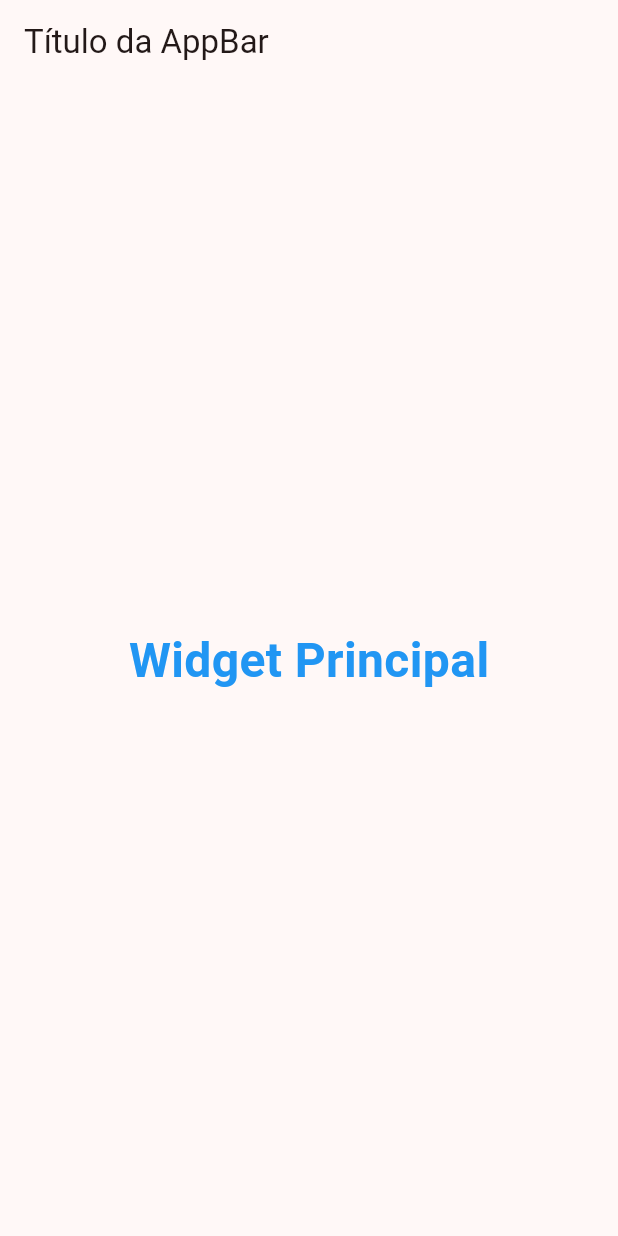
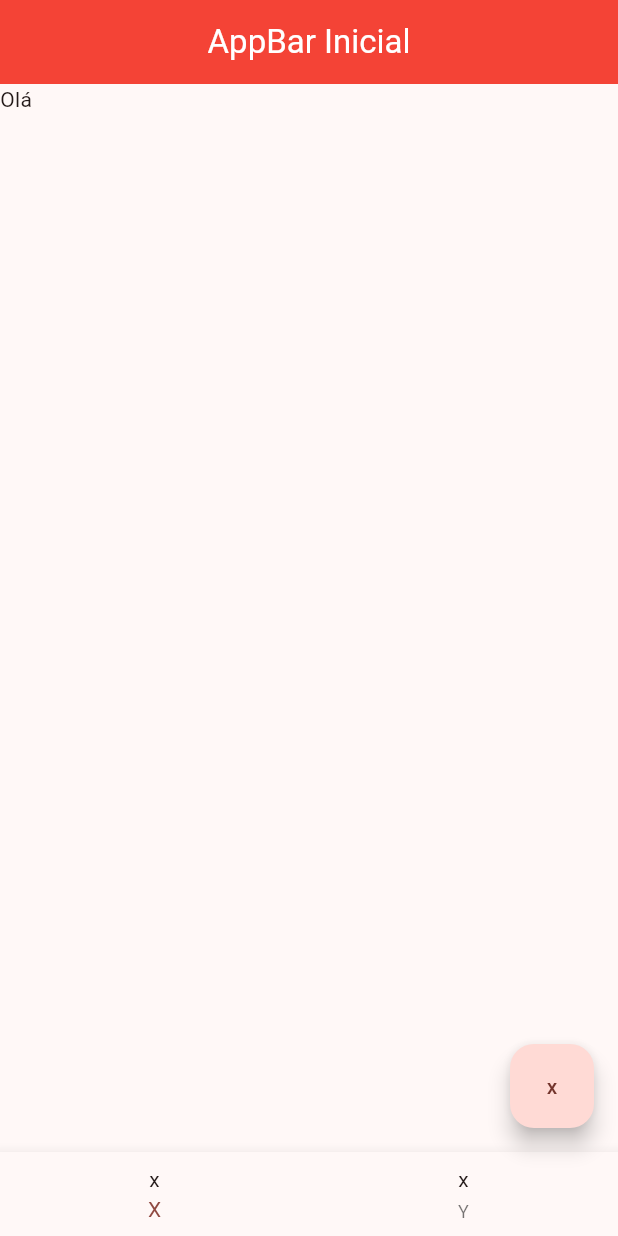
Before and after one commit to niltinfilho/flutter_intro_academia, a Flutter app: the screen it shows after launch, on a phone screen of 412 x 824 dp. Run offline on Flutter 3.47's test engine with Material 3 defaults, Android fonts, the phone set to English and light mode, and no system bars.

Commit message:
feat: entendendo scaffold

```diff
--- a/lib/main.dart
+++ b/lib/main.dart
@@ -1,5 +1,5 @@
 import 'package:flutter/material.dart';
-import 'package:flutter_intro_academia/hello_world/hello_world_screen.dart';
+import 'package:flutter_intro_academia/scaffold_example/scaffold_screen.dart';
 
 void main() {
   runApp(FlutterIntroApp());
@@ -15,7 +15,8 @@ class FlutterIntroApp extends StatelessWidget {
       theme: ThemeData(
         colorScheme: ColorScheme.fromSeed(seedColor: Colors.red),
       ),
-      home: HelloWorldScreen(),
+      // home: HelloWorldScreen(),
+      home: ScaffoldScreen(),
     );
   }
 }
--- /dev/null
+++ b/lib/scaffold_example/scaffold_screen.dart
@@ -0,0 +1,30 @@
+import 'package:flutter/material.dart';
+
+class ScaffoldScreen extends StatelessWidget {
+  const ScaffoldScreen({super.key});
+
+  @override
+  Widget build(BuildContext context) {
+    return Scaffold(
+      appBar: AppBar(
+        title: Text(
+          'AppBar Inicial',
+          style: TextStyle(color: Colors.white),
+        ),
+        centerTitle: true,
+        backgroundColor: Colors.red,
+      ),
+      floatingActionButton: FloatingActionButton(
+        onPressed: () {},
+        child: Text('x'),
+      ),
+      bottomNavigationBar: BottomNavigationBar(
+        items: [
+          BottomNavigationBarItem(icon: Text('x'), label: 'X'),
+          BottomNavigationBarItem(icon: Text('x'), label: 'Y'),
+        ],
+      ),
+      body: Text('Olá'),
+    );
+  }
+}
```
